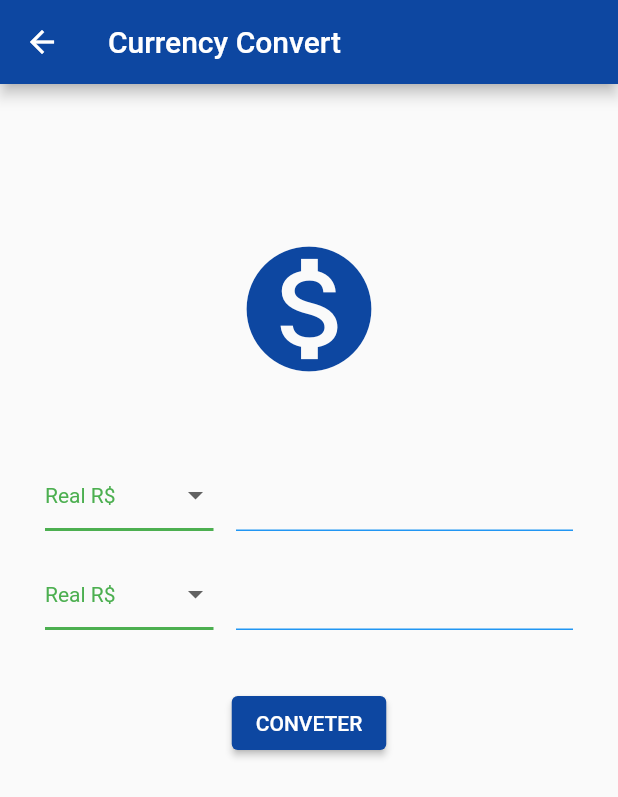
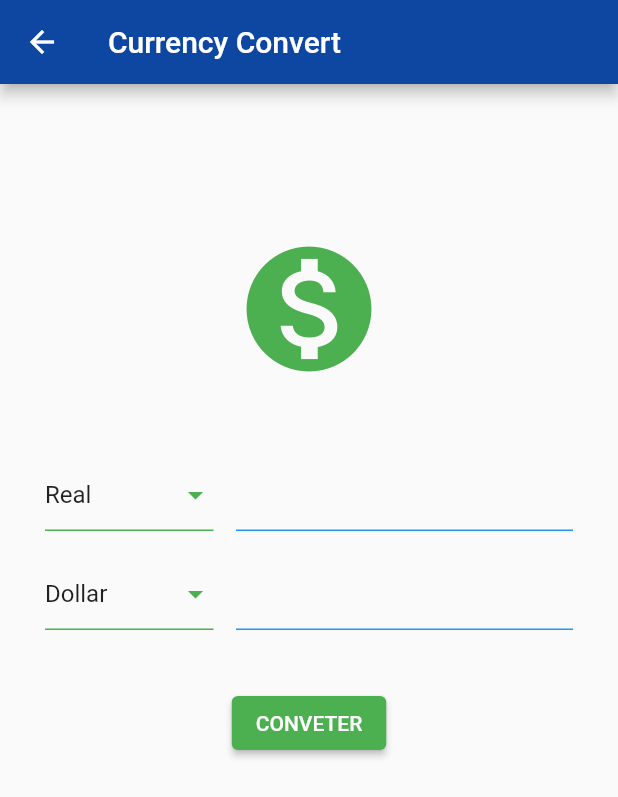
Before and after one commit to L30NARDO/project_x, a Flutter app: the screen it shows after launch, on a phone screen of 412 x 824 dp. Shown: the top 797 px of the screen. Run offline on Flutter 3.47's test engine with Material 2 defaults, Android fonts, the phone set to English and light mode, and no system bars.

Commit message:
Completed flow of currency conversion
finished

```diff
--- a/lib/app/utils/currency_box.dart
+++ b/lib/app/utils/currency_box.dart
@@ -1,6 +1,19 @@
 import 'package:flutter/material.dart';
+import 'package:project_x/app/models/currency_model.dart';
 
 class CurrencyBox extends StatelessWidget {
+  final List<CurrencyModel> currencies;
+  final TextEditingController controller;
+  final void Function(CurrencyModel? model)? onChanged;
+  final CurrencyModel selectedItem;
+
+  const CurrencyBox(
+      {Key? key,
+      required this.currencies,
+      required this.controller,
+      required this.onChanged,
+      required this.selectedItem})
+      : super(key: key);
   @override
   Widget build(BuildContext context) {
     return Row(
@@ -10,7 +23,19 @@ class CurrencyBox extends StatelessWidget {
           flex: 1,
           child: SizedBox(
             height: 56,
-            child: DropdownWidget(),
+            child: DropdownButton<CurrencyModel>(
+              value: selectedItem,
+              iconEnabledColor: Colors.green,
+              isExpanded: true,
+              underline: Container(
+                height: 1,
+                color: Colors.green,
+              ),
+              items: currencies
+                  .map((e) => DropdownMenuItem(value: e, child: Text(e.name)))
+                  .toList(),
+              onChanged: onChanged,
+            ),
           ),
         ),
         Container(
@@ -19,6 +44,7 @@ class CurrencyBox extends StatelessWidget {
         Expanded(
           flex: 2,
           child: TextField(
+            controller: controller,
             decoration: InputDecoration(
               enabledBorder: UnderlineInputBorder(
                 borderSide: BorderSide(color: Colors.blue),
@@ -30,42 +56,3 @@ class CurrencyBox extends StatelessWidget {
     );
   }
 }
-
-/// This is the stateful widget that the main application instantiates.
-class DropdownWidget extends StatefulWidget {
-  const DropdownWidget({Key? key}) : super(key: key);
-
-  @override
-  _DropdownWidgetState createState() => _DropdownWidgetState();
-}
-
-/// This is the private State class that goes with DropdownWidget.
-class _DropdownWidgetState extends State<DropdownWidget> {
-  String dropdownValue = 'Real R\$';
-
-  @override
-  Widget build(BuildContext context) {
-    return DropdownButton<String>(
-      value: dropdownValue,
-      isExpanded: true,
-      elevation: 16,
-      style: const TextStyle(color: Colors.green),
-      underline: Container(
-        height: 2,
-        color: Colors.green,
-      ),
-      onChanged: (String? newValue) {
-        setState(() {
-          dropdownValue = newValue!;
-        });
-      },
-      items: <String>['Real R\$', 'Dollar\$', 'Euro €', 'Bitcoin ฿']
-          .map<DropdownMenuItem<String>>((String value) {
-        return DropdownMenuItem<String>(
-          value: value,
-          child: Text(value),
-        );
-      }).toList(),
-    );
-  }
-}
--- a/lib/app/views/currency_view.dart
+++ b/lib/app/views/currency_view.dart
@@ -1,13 +1,25 @@
 import 'package:flutter/material.dart';
 import 'package:project_x/app/controllers/currency_controller.dart';
+import 'package:project_x/app/models/currency_model.dart';
 import 'package:project_x/app/utils/currency_box.dart';
 
-// ignore: must_be_immutable
-class CurrencyView extends StatelessWidget {
+class CurrencyView extends StatefulWidget {
+  @override
+  _CurrencyViewState createState() => _CurrencyViewState();
+}
+
+class _CurrencyViewState extends State<CurrencyView> {
   final TextEditingController toText = TextEditingController();
   final TextEditingController fromText = TextEditingController();
   CurrencyController currencyController =
-      new CurrencyController(TextEditingController(), TextEditingController());
+      CurrencyController(TextEditingController(), TextEditingController());
+  final CurrencyModel selectedItem =
+      CurrencyModel(name: '', real: 0, dollar: 0, euro: 0, bitcoin: 0);
+
+  @override
+  void initState() {
+    super.initState();
+  }
 
   @override
   Widget build(BuildContext context) {
@@ -26,24 +38,44 @@ class CurrencyView extends StatelessWidget {
                 children: [
                   Icon(
                     Icons.monetization_on,
-                    color: Colors.blue[900],
+                    color: Colors.green,
                     size: 100,
                   ),
                   SizedBox(
                     height: 50,
                   ),
-                  CurrencyBox(),
+                  CurrencyBox(
+                    selectedItem: currencyController.toCurrency,
+                    currencies: currencyController.currencies,
+                    onChanged: (model) {
+                      setState(() {
+                        currencyController.toCurrency = model!;
+                      });
+                    },
+                    controller: currencyController.toText,
+                  ),
                   SizedBox(
                     height: 10,
                   ),
-                  CurrencyBox(),
+                  CurrencyBox(
+                    selectedItem: currencyController.fromCurrency,
+                    currencies: currencyController.currencies,
+                    onChanged: (model) {
+                      setState(() {
+                        currencyController.fromCurrency = model!;
+                      });
+                    },
+                    controller: currencyController.fromText,
+                  ),
                   SizedBox(
                     height: 30,
                   ),
                   ElevatedButton(
                     style: ElevatedButton.styleFrom(
-                        primary: Colors.blue[900], onPrimary: Colors.white),
-                    onPressed: () {},
+                        primary: Colors.green, onPrimary: Colors.white),
+                    onPressed: () {
+                      currencyController.convert();
+                    },
                     child: Text(
                       'CONVETER',
                     ),
```
